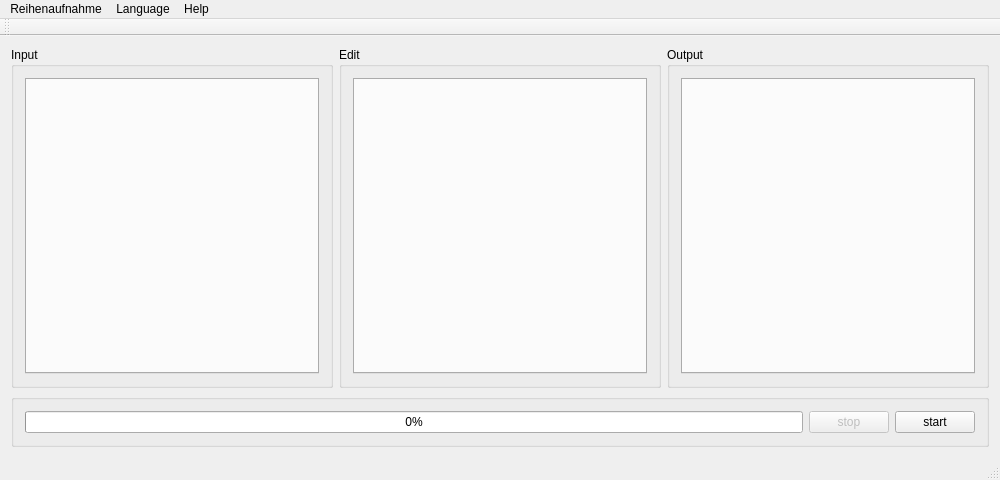
Before: the Qt Designer form reihenaufnahme/mainwindow.ui in FalseCAM/reihenaufnahme, drawn with Qt 5.
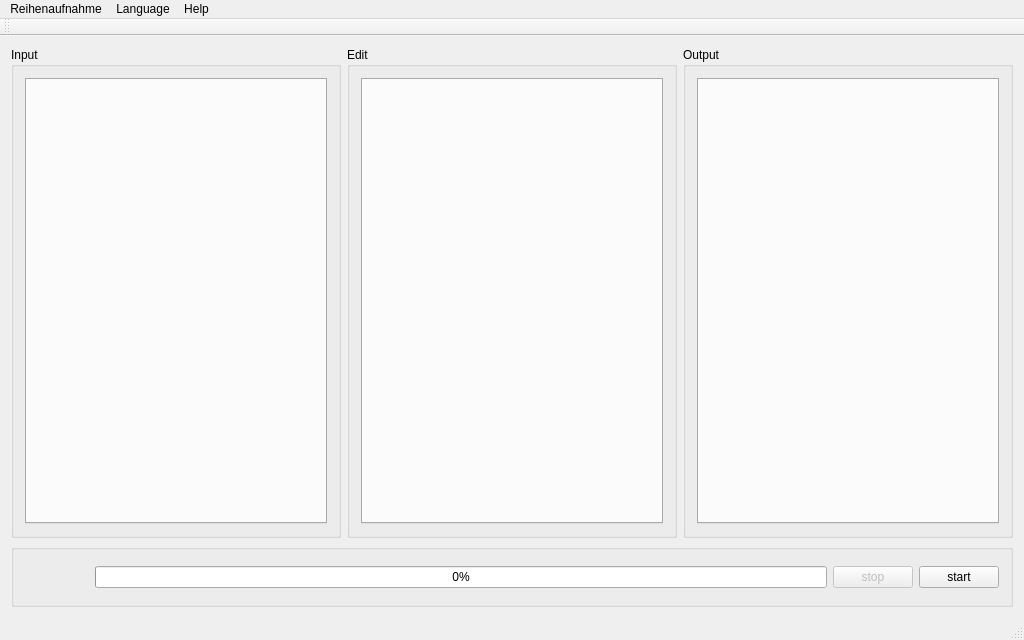
After: the same form once the commit is applied. Icons and pictures are not drawn.

The edit to the form file:
```diff
--- a/reihenaufnahme/mainwindow.ui
+++ b/reihenaufnahme/mainwindow.ui
@@ -6,8 +6,8 @@
    <rect>
     <x>0</x>
     <y>0</y>
-    <width>1000</width>
-    <height>480</height>
+    <width>1024</width>
+    <height>640</height>
    </rect>
   </property>
   <property name="windowTitle">
@@ -81,14 +81,21 @@
        <string/>
       </property>
       <layout class="QGridLayout" name="gridLayout_2">
-       <item row="0" column="2">
+       <item row="0" column="4">
         <widget class="QPushButton" name="startPushButton">
          <property name="text">
           <string>start</string>
          </property>
         </widget>
        </item>
-       <item row="0" column="1">
+       <item row="0" column="2">
+        <widget class="QProgressBar" name="progressBar">
+         <property name="value">
+          <number>0</number>
+         </property>
+        </widget>
+       </item>
+       <item row="0" column="3">
         <widget class="QPushButton" name="stopPushButton">
          <property name="enabled">
           <bool>false</bool>
@@ -104,10 +111,16 @@
          </property>
         </widget>
        </item>
-       <item row="0" column="0">
-        <widget class="QProgressBar" name="progressBar">
-         <property name="value">
-          <number>0</number>
+       <item row="0" column="1">
+        <widget class="QLabel" name="processImageLabel">
+         <property name="minimumSize">
+          <size>
+           <width>64</width>
+           <height>32</height>
+          </size>
+         </property>
+         <property name="text">
+          <string notr="true"/>
          </property>
         </widget>
        </item>
@@ -121,7 +134,7 @@
     <rect>
      <x>0</x>
      <y>0</y>
-     <width>1000</width>
+     <width>1024</width>
      <height>21</height>
     </rect>
    </property>
```
